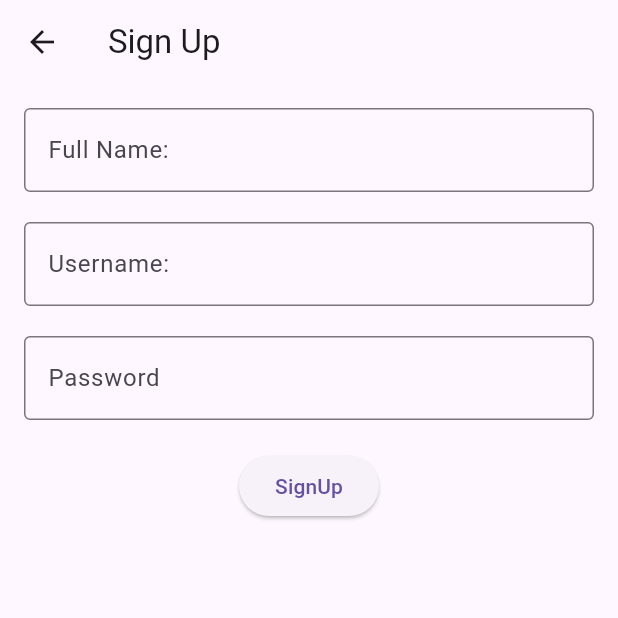
After one commit to AhsanulAlamNaiem/ppcMaintanance, a Flutter app: the SignupPage screen opened directly, on a phone screen of 412 x 824 dp, the top half of it. The commit adds this screen. Run offline on Flutter 3.47's test engine with Material 3 defaults, Android fonts, the phone set to English and light mode, and no system bars; missing offline and left inert: mobile_scanner; network calls fail.

Commit message:
login, signup using cloud api

```diff
--- a/lib/screens/maintainance.dart
+++ b/lib/screens/maintainance.dart
@@ -1,5 +1,4 @@
 import 'dart:convert';
-
 import 'package:flutter/material.dart';
 import 'package:ppcmaintanance/screens/home_screen.dart';
 import 'package:http/http.dart' as http;
--- /dev/null
+++ b/lib/signup.dart
@@ -0,0 +1,116 @@
+import 'package:flutter/material.dart';
+import 'package:ppcmaintanance/screens/home_screen.dart';
+import 'package:http/http.dart' as http;
+import 'dart:convert';
+
+
+
+class SignupPage extends StatefulWidget {
+  const SignupPage({super.key});
+
+  @override
+  _SignupPageState createState() => _SignupPageState();
+}
+
+class _SignupPageState extends State<SignupPage>{
+  String email = "";
+  String password = "";
+  String fullName= "";
+  bool isLoading = false;
+
+  Future<void> login() async{
+    setState(() {
+      isLoading = true;
+    });
+    final url = Uri.parse(
+        "https://ppcinern.pythonanywhere.com/signup");
+    final body = jsonEncode({
+      "name": fullName,
+      "username": email,
+      "password": password
+    });
+
+    final headers = {'Content-Type': 'application/json'};
+    final response = await http.post(url, body: body, headers: headers);
+
+    setState(() {
+      isLoading = false;
+    });
+
+    if(response.statusCode == 200){
+      final data = jsonDecode(response.body);
+      if(data['success']) {
+        showDialog(context: context, builder: (context)=>AlertDialog(
+          title: Text("Signup Successful"),
+          content: Text("Welcome, ${data["name"]}"),
+          actions: [
+            TextButton(onPressed: (){Navigator.pop(context);
+            Navigator.push(context, MaterialPageRoute(builder: (context)=>HomeScreen()));}, child: Text("Ok"))
+          ],
+        )
+        );
+      } else {
+        showError('Invalid credential.');
+      }
+      } else {
+      showError("${response.body}}");
+    }
+  }
+
+  void showError(String message){
+    showDialog(context: context, builder: (contex) => AlertDialog(
+      title: Text('Error'),
+      content: Text(message),
+      actions: [
+        TextButton(onPressed: ()=>Navigator.pop(context), child: Text("Ok"))
+      ],
+
+    ));
+  }
+
+  @override
+  Widget build(BuildContext context) {
+    return Scaffold(
+      appBar: AppBar(
+        leading: IconButton(onPressed: ()=>Navigator.pop(context), icon: Icon(Icons.arrow_back)),
+        title: Text("Sign Up"),
+      ),
+      body: Padding(
+        padding: const EdgeInsets.all(16.0),
+        child:  Column(
+        children: [
+        TextField(
+            decoration: InputDecoration(
+                hintText: '',
+                border: OutlineInputBorder(),
+                labelText: "Full Name:"
+            ),
+            onChanged: (value) {fullName = value;},
+          ),
+          SizedBox(height: 20),
+          TextField(
+            decoration: InputDecoration(
+                hintText: '',
+                border: OutlineInputBorder(),
+                labelText: "Username:"
+            ),
+            onChanged: (value) {email = value;},
+          ),
+          SizedBox(height: 20),
+          TextField(
+            decoration: InputDecoration(
+                hintText: '',
+                border: OutlineInputBorder(),
+                labelText: "Password"
+            ),
+            onChanged: (value) {password = value;},
+          ),
+          SizedBox(height: 20),
+          isLoading? CircularProgressIndicator() : ElevatedButton(onPressed: (){
+            login();
+          }, child: Text("SignUp"))
+        ],
+      ),)
+    );
+  }
+}
```
Also changed, not shown: lib/main.dart (+75 -48 lines), lib/screens/home_screen.dart (+7 -1 lines).
